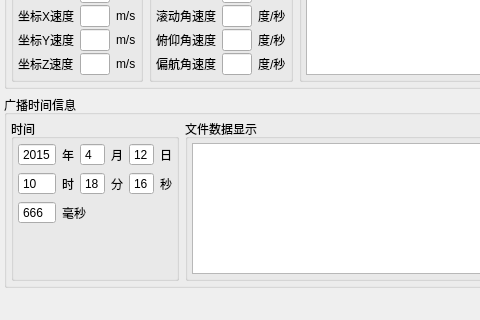
The window that InterfaceClient/datagendialog.ui (juniperdiego/ClientOfNavigationForRXF) describes before a commit, drawn with Qt 5; both pictures show x 0 to 480 and y 119 to 439 of the 655 by 439 pixel window.
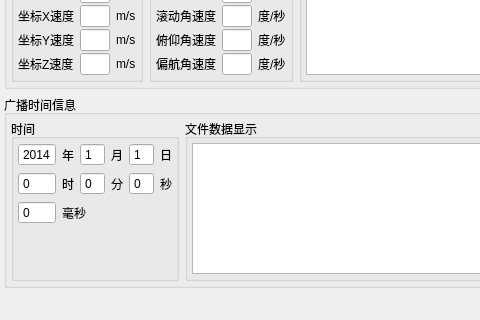
The same window after the commit.

```diff
--- a/InterfaceClient/datagendialog.ui
+++ b/InterfaceClient/datagendialog.ui
@@ -642,13 +642,13 @@
             <enum>QAbstractSpinBox::NoButtons</enum>
            </property>
            <property name="minimum">
-            <number>2000</number>
+            <number>2014</number>
            </property>
            <property name="maximum">
             <number>3000</number>
            </property>
            <property name="value">
-            <number>2015</number>
+            <number>2014</number>
            </property>
           </widget>
          </item>
@@ -667,7 +667,7 @@
             <number>1</number>
            </property>
            <property name="value">
-            <number>4</number>
+            <number>1</number>
            </property>
           </widget>
          </item>
@@ -683,7 +683,7 @@
             <number>31</number>
            </property>
            <property name="value">
-            <number>12</number>
+            <number>1</number>
            </property>
           </widget>
          </item>
@@ -696,7 +696,7 @@
             <number>24</number>
            </property>
            <property name="value">
-            <number>10</number>
+            <number>0</number>
            </property>
           </widget>
          </item>
@@ -709,7 +709,7 @@
             <number>60</number>
            </property>
            <property name="value">
-            <number>18</number>
+            <number>0</number>
            </property>
           </widget>
          </item>
@@ -722,7 +722,7 @@
             <number>60</number>
            </property>
            <property name="value">
-            <number>16</number>
+            <number>0</number>
            </property>
           </widget>
          </item>
@@ -735,7 +735,7 @@
             <number>1000</number>
            </property>
            <property name="value">
-            <number>666</number>
+            <number>0</number>
            </property>
           </widget>
          </item>
```
Left out of the diff: 25 changed lines with no effect on the pictures.
